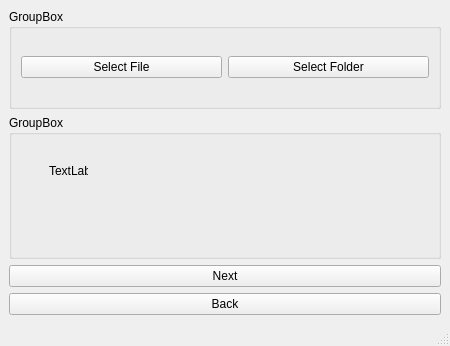
First picture: the form in Page 1 and 2/Pg2.ui, repository tradjabi/ap_final_project, before the edit.
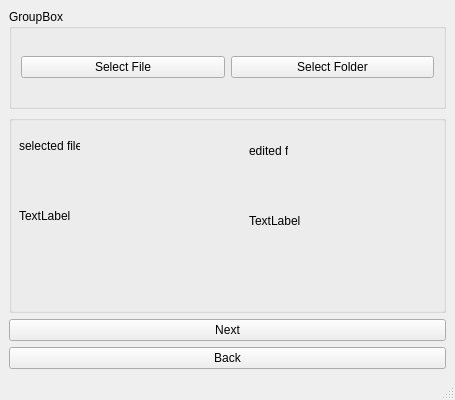
Second picture: the form after the edit.

What changed in the file:
```diff
--- a/Page 1 and 2/Pg2.ui
+++ b/Page 1 and 2/Pg2.ui
@@ -6,8 +6,8 @@
    <rect>
     <x>0</x>
     <y>0</y>
-    <width>450</width>
-    <height>346</height>
+    <width>455</width>
+    <height>400</height>
    </rect>
   </property>
   <property name="windowTitle">
@@ -56,7 +56,7 @@
     <item>
      <widget class="QGroupBox" name="groupBox_2">
       <property name="title">
-       <string>GroupBox</string>
+       <string/>
       </property>
       <widget class="QLabel" name="label">
        <property name="geometry">
@@ -74,14 +74,53 @@
       <widget class="QLabel" name="ImageLabel">
        <property name="geometry">
         <rect>
-         <x>40</x>
-         <y>50</y>
+         <x>10</x>
+         <y>60</y>
+         <width>171</width>
+         <height>81</height>
+        </rect>
+       </property>
+       <property name="text">
+        <string>TextLabel</string>
+       </property>
+      </widget>
+      <widget class="QLabel" name="label_2">
+       <property name="geometry">
+        <rect>
+         <x>240</x>
+         <y>70</y>
+         <width>171</width>
+         <height>71</height>
+        </rect>
+       </property>
+       <property name="text">
+        <string>TextLabel</string>
+       </property>
+      </widget>
+      <widget class="QLabel" name="label_3">
+       <property name="geometry">
+        <rect>
+         <x>10</x>
+         <y>20</y>
+         <width>61</width>
+         <height>21</height>
+        </rect>
+       </property>
+       <property name="text">
+        <string>selected file</string>
+       </property>
+      </widget>
+      <widget class="QLabel" name="label_4">
+       <property name="geometry">
+        <rect>
+         <x>240</x>
+         <y>30</y>
          <width>39</width>
          <height>11</height>
         </rect>
        </property>
        <property name="text">
-        <string>TextLabel</string>
+        <string>edited file</string>
        </property>
       </widget>
      </widget>
```
Left out of the diff: 2 changed lines with no effect on the pictures.
